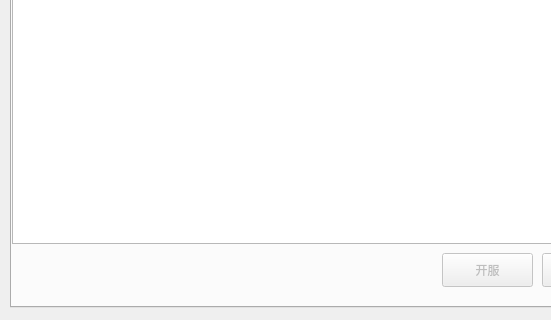
Old version of the form UI/main.ui in the repository Sakitami/MinecraftBDS-Manager; both pictures show x 0 to 551 and y 133 to 453 of the 809 by 453 pixel window.
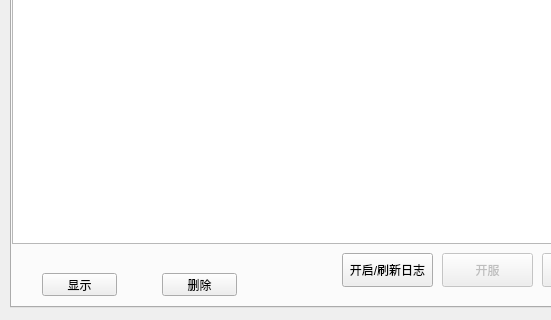
New version of the form. The open tabs and pages were chosen to show the change.

The edit to the form file:
```diff
--- a/UI/main.ui
+++ b/UI/main.ui
@@ -677,6 +677,48 @@
       <string>关服</string>
      </property>
     </widget>
+    <widget class="QPushButton" name="pushButton_2">
+     <property name="geometry">
+      <rect>
+       <x>30</x>
+       <y>360</y>
+       <width>75</width>
+       <height>23</height>
+      </rect>
+     </property>
+     <property name="text">
+      <string>显示</string>
+     </property>
+    </widget>
+    <widget class="QPushButton" name="pushButton_3">
+     <property name="geometry">
+      <rect>
+       <x>150</x>
+       <y>360</y>
+       <width>75</width>
+       <height>23</height>
+      </rect>
+     </property>
+     <property name="text">
+      <string>删除</string>
+     </property>
+    </widget>
+    <widget class="QPushButton" name="log_startlog_button">
+     <property name="enabled">
+      <bool>true</bool>
+     </property>
+     <property name="geometry">
+      <rect>
+       <x>330</x>
+       <y>340</y>
+       <width>91</width>
+       <height>34</height>
+      </rect>
+     </property>
+     <property name="text">
+      <string>开启/刷新日志</string>
+     </property>
+    </widget>
    </widget>
    <widget class="QWidget" name="whitelist">
     <attribute name="title">
```
Left out of the diff: 34 changed lines with no effect on the pictures.
